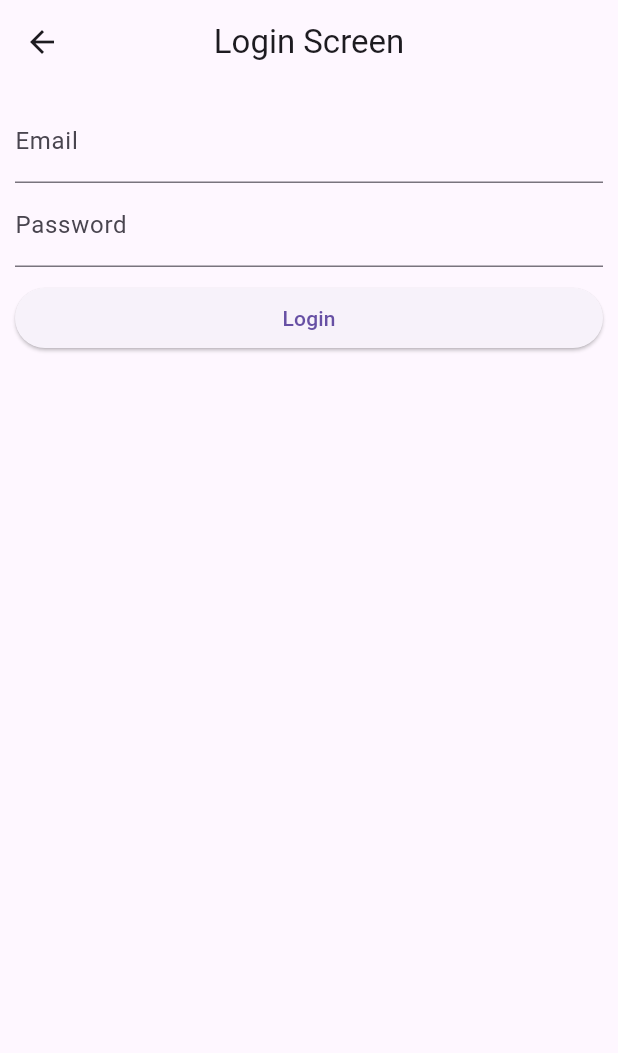
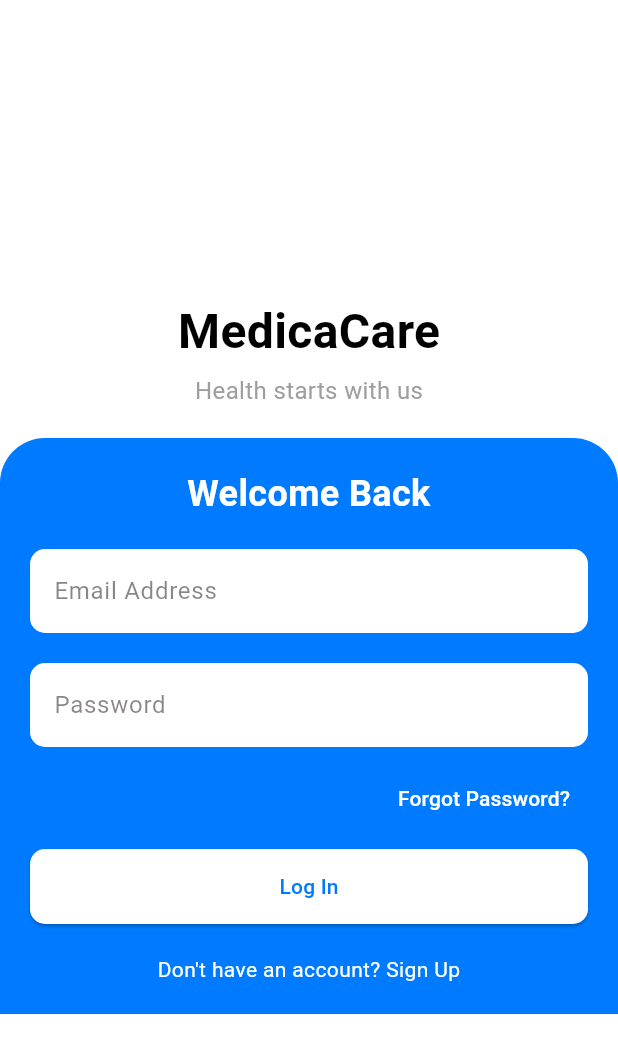
Before and after one commit to UmarA1Faruq/PM2-Project-Medicacare, a Flutter app: the LoginView screen opened directly, on a phone screen of 412 x 824 dp. Shown: the top 1053 px of the screen. Run offline on Flutter 3.47's test engine with Material 3 defaults, Android fonts, the phone set to English and light mode, and no system bars; our stand-ins replace firebase_auth, firebase_core, get; accounts and stored records are empty.

Commit message:
feat:edit view login

```diff
--- a/lib/app/modules/login/controllers/login_controller.dart
+++ b/lib/app/modules/login/controllers/login_controller.dart
@@ -1,14 +1,29 @@
 import 'package:flutter/material.dart';
-import 'package:get/get.dart';
 
-class LoginController extends GetxController {
-  final cEmail = TextEditingController();
-  final cPass = TextEditingController();
+class LoginController {
+  final emailController = TextEditingController();
+  final passwordController = TextEditingController();
 
-  @override
-  void onClose() {
-    cEmail.dispose();
-    cPass.dispose();
-    super.onClose();
+  void login(BuildContext context) {
+    final email = emailController.text;
+    final password = passwordController.text;
+
+    if (email.isEmpty || password.isEmpty) {
+      ScaffoldMessenger.of(context).showSnackBar(
+        const SnackBar(content: Text('Email and Password cannot be empty')),
+      );
+      return;
+    }
+
+    // Dummy login validation
+    if (email == "test@example.com" && password == "password123") {
+      ScaffoldMessenger.of(context).showSnackBar(
+        const SnackBar(content: Text('Login Successful')),
+      );
+    } else {
+      ScaffoldMessenger.of(context).showSnackBar(
+        const SnackBar(content: Text('Invalid Email or Password')),
+      );
+    }
   }
 }
--- /dev/null
+++ b/lib/app/modules/login/views/login_controller.dart
@@ -0,0 +1 @@
+// TODO Implement this library.
--- a/lib/app/modules/login/views/login_view.dart
+++ b/lib/app/modules/login/views/login_view.dart
@@ -1,44 +1,144 @@
 import 'package:flutter/material.dart';
+import 'package:myapp/app/modules/login/controllers/login_controller.dart';
+// import 'login_controller.dart';
 
-import 'package:get/get.dart';
+class LoginView extends StatelessWidget {
+  final LoginController controller = LoginController();
 
-import '../../../controllers/auth_controller.dart';
-import '../controllers/login_controller.dart';
-
-class LoginView extends GetView<LoginController> {
-  final cAuth = Get.find<AuthController>();
   @override
   Widget build(BuildContext context) {
     return Scaffold(
-      appBar: AppBar(
-        title: const Text('Login Screen'),
-        centerTitle: true,
-      ),
-      body: Container(
-        padding: EdgeInsets.all(10),
-        child: ListView(
+      backgroundColor: Colors.white,
+      body: Center(
+        child: SingleChildScrollView(
+          child: Column(
+            mainAxisAlignment: MainAxisAlignment.center,
             children: [
-            TextField(
-              controller: controller.cEmail,
-              decoration: InputDecoration(
-                labelText: "Email",
+              // Bagian atas (Putih)
+              Container(
+                color: Colors.white,
+                padding: const EdgeInsets.only(top: 50, bottom: 20),
+                child: Column(
+                  children: const [
+                    Text(
+                      'MedicaCare',
+                      style: TextStyle(
+                        fontSize: 32,
+                        fontWeight: FontWeight.bold,
+                        color: Colors.black,
                       ),
                     ),
-            TextField(
-              controller: controller.cPass,
-              decoration: InputDecoration(
-                labelText: "Password",
+                    SizedBox(height: 5),
+                    Text(
+                      'Health starts with us',
+                      style: TextStyle(fontSize: 16, color: Colors.grey),
+                    ),
+                  ],
                 ),
               ),
-            SizedBox(
-              height: 10,
+
+              // Bagian bawah (Biru)
+              Container(
+                decoration: const BoxDecoration(
+                  color: Color(0xFF007BFF), // Warna biru
+                  borderRadius: BorderRadius.only(
+                    topLeft: Radius.circular(30),
+                    topRight: Radius.circular(30),
                   ),
+                ),
+                padding: const EdgeInsets.all(20),
+                child: Column(
+                  crossAxisAlignment: CrossAxisAlignment.stretch,
+                  children: [
+                    const Text(
+                      'Welcome Back',
+                      textAlign: TextAlign.center,
+                      style: TextStyle(
+                        fontSize: 24,
+                        fontWeight: FontWeight.bold,
+                        color: Colors.white,
+                      ),
+                    ),
+                    const SizedBox(height: 20),
+                    TextField(
+                      controller: controller.emailController,
+                      style: const TextStyle(
+                        color: Colors.black, // Warna teks input (hitam)
+                      ),
+                      decoration: InputDecoration(
+                        hintText: 'Email Address', // Teks placeholder
+                        hintStyle: const TextStyle(
+                          color: Color.fromARGB(153, 58, 53, 53), // Warna blur (abu-abu)
+                        ),
+                        filled: true,
+                        fillColor: Colors.white, // Warna latar input
+                        border: OutlineInputBorder(
+                          borderRadius: BorderRadius.circular(10),
+                          borderSide: BorderSide.none,
+                        ),
+                      ),
+                    ),
+                    const SizedBox(height: 20),
+                    TextField(
+                      controller: controller.passwordController,
+                      obscureText: true,
+                      style: const TextStyle(
+                        color: Colors.black, // Warna teks input (hitam)
+                      ),
+                      decoration: InputDecoration(
+                        hintText: 'Password', // Teks placeholder
+                        hintStyle: const TextStyle(
+                          color: Color.fromARGB(153, 61, 52, 52), // Warna blur (abu-abu)
+                        ),
+                        filled: true,
+                        fillColor: Colors.white, // Warna latar input
+                        border: OutlineInputBorder(
+                          borderRadius: BorderRadius.circular(10),
+                          borderSide: BorderSide.none,
+                        ),
+                      ),
+                    ),
+                    const SizedBox(height: 10),
+                    Align(
+                      alignment: Alignment.centerRight,
+                      child: TextButton(
+                        onPressed: () {
+                          // Tambahkan logika untuk lupa kata sandi
+                        },
+                        child: const Text(
+                          'Forgot Password?',
+                          style: TextStyle(color: Colors.white),
+                        ),
+                      ),
+                    ),
+                    const SizedBox(height: 10),
                     ElevatedButton(
-              onPressed: () =>
-                  cAuth.login(controller.cEmail.text, controller.cPass.text),
-              child: Text("Login"),
+                      onPressed: () => controller.login(context),
+                      style: ElevatedButton.styleFrom(
+                        foregroundColor: const Color(0xFF007BFF), backgroundColor: Colors.white, // Warna teks biru
+                        minimumSize: const Size(double.infinity, 50),
+                        shape: RoundedRectangleBorder(
+                          borderRadius: BorderRadius.circular(10),
+                        ),
+                      ),
+                      child: const Text('Log In'),
+                    ),
+                    const SizedBox(height: 20),
+                    GestureDetector(
+                      onTap: () {
+                        // Navigasi ke halaman pendaftaran
+                      },
+                      child: const Text(
+                        "Don't have an account? Sign Up",
+                        textAlign: TextAlign.center,
+                        style: TextStyle(color: Colors.white),
+                      ),
                     ),
                   ],
+                ),
+              ),
+            ],
+          ),
         ),
       ),
     );
--- a/lib/main.dart
+++ b/lib/main.dart
@@ -1,6 +1,7 @@
 import 'package:flutter/material.dart';
 import 'package:get/get.dart';
 import 'package:myapp/app/controllers/navigation_controller.dart';
+import 'package:myapp/app/modules/login/views/login_view.dart';
 import 'package:myapp/app/widgets/bottom_nav_bar.dart';
 import 'package:myapp/app/widgets/custom_app_bar.dart';
 
@@ -13,7 +14,7 @@ class MyApp extends StatelessWidget {
   Widget build(BuildContext context) {
     return GetMaterialApp(
       debugShowCheckedModeBanner: false,
-      home: MainPage(),
+      home: LoginView(),
     );
   }
 }
```
Lines whose indentation alone changed are shown as unchanged.
